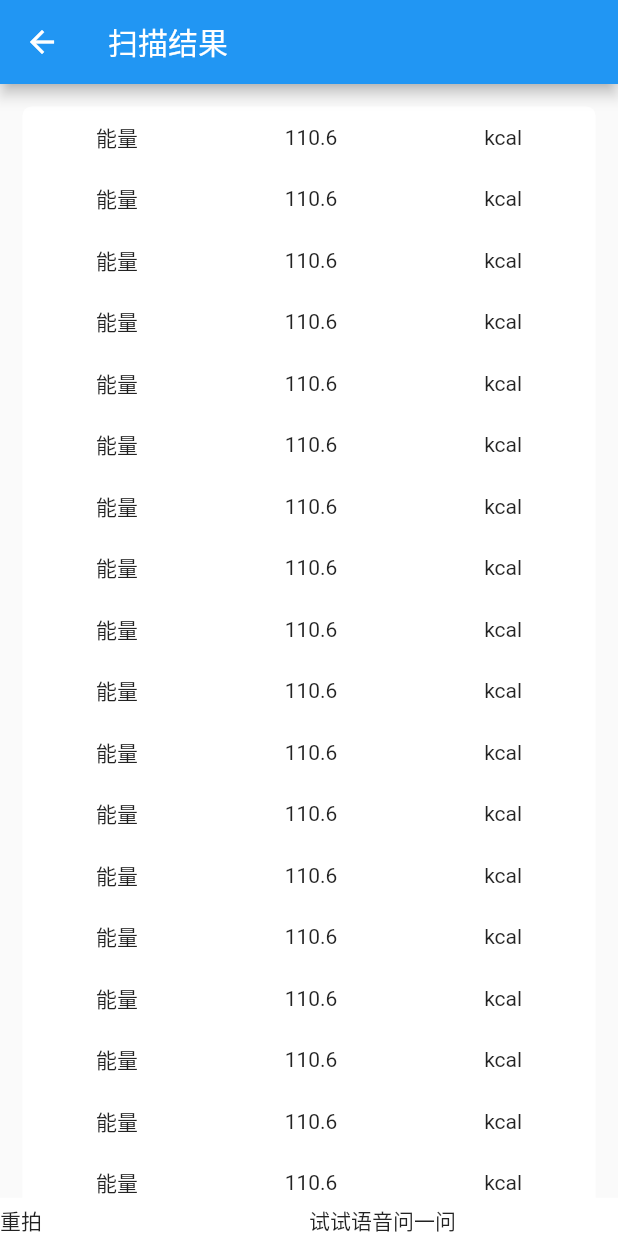
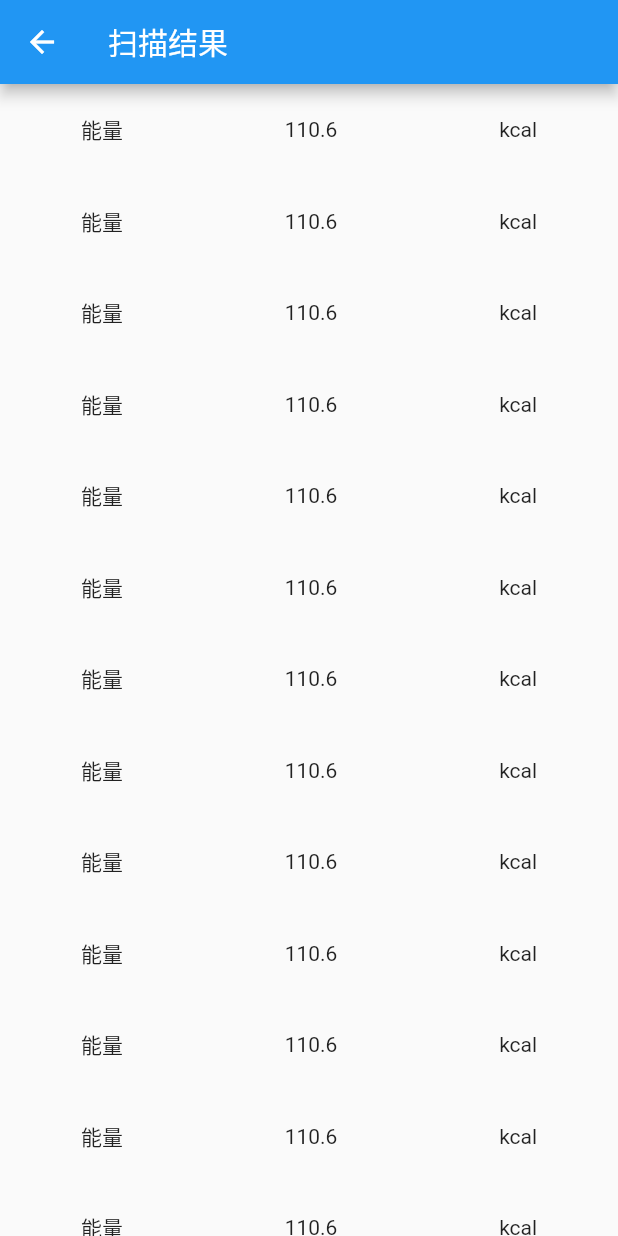
Before and after one commit to BlogForMe/flutteruse, a Flutter app: the CustomScroll screen opened directly, on a phone screen of 412 x 824 dp. Run offline on Flutter 3.47's test engine with Material 2 defaults, Android fonts, the phone set to English and light mode, and no system bars; our stand-ins replace flutter_html; missing offline and left inert: dart:html, flutter_webview_plugin; generated files the repository leaves out were written again.

Commit message:
sliver list可以显示

```diff
--- a/lib/dev/CustomScroll.dart
+++ b/lib/dev/CustomScroll.dart
@@ -17,19 +17,21 @@ class _RecognitionState extends State<CustomScroll> {
         appBar: AppBar(title: Text('扫描结果')),
         body: Container(
           // color: Color(0XffFAD961),
-          child: Stack(
-            children: [
-              Container(
-                padding: EdgeInsets.all(15),
-                child: DecoratedBox(
-                    child: resultReg(),
-                    decoration: BoxDecoration(
-                        color: Colors.white,
-                        borderRadius: BorderRadius.circular(6))),
-              ),
-              bottomButton(),
-            ],
-          ),
+          // child: Column(
+          //   children: [
+          //     Container(
+          //       padding: EdgeInsets.all(15),
+          //       child: DecoratedBox(
+          //           child: resultReg(),
+          //           decoration: BoxDecoration(
+          //               color: Colors.white,
+          //               borderRadius: BorderRadius.circular(6))),
+          //     ),
+          //     bottomButton(),
+          //   ],
+          // ),
+
+          child: resultReg(),
         ));
   }
 
@@ -82,7 +84,7 @@ class _RecognitionState extends State<CustomScroll> {
 
   Widget _nutritionItem(BuildContext context) {
     return Container(
-      padding: EdgeInsets.only(top: 10, bottom: 10),
+      padding: EdgeInsets.only(top: 20, bottom: 20),
       child: Row(
         mainAxisAlignment: MainAxisAlignment.spaceAround,
         children: [
```
